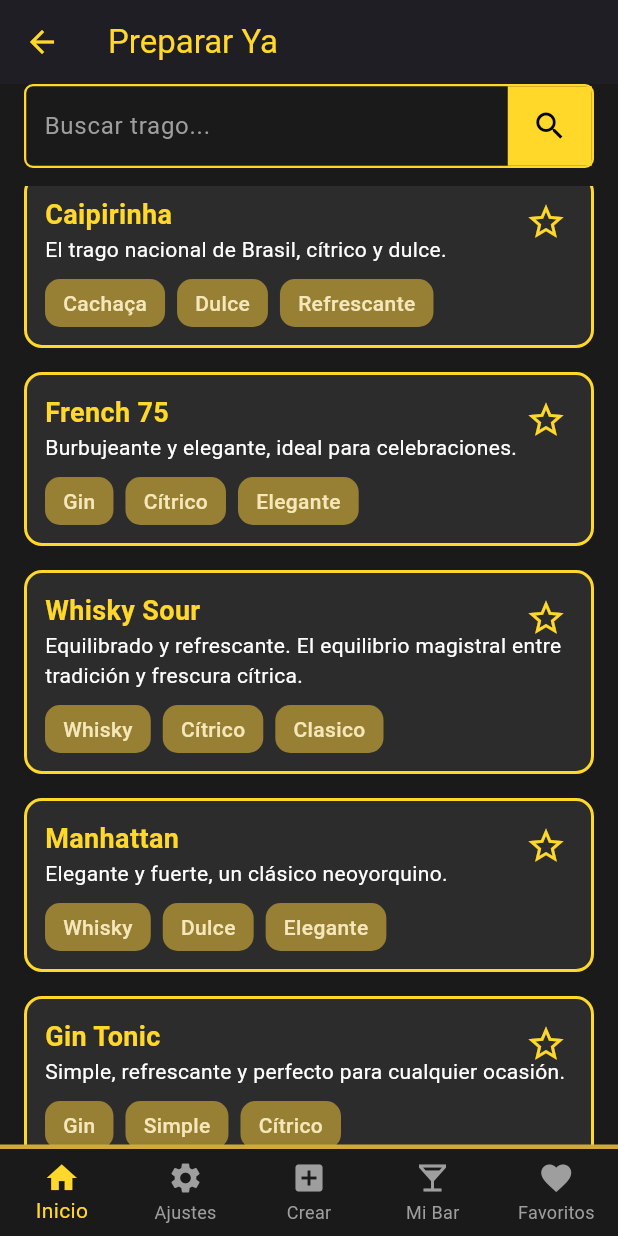
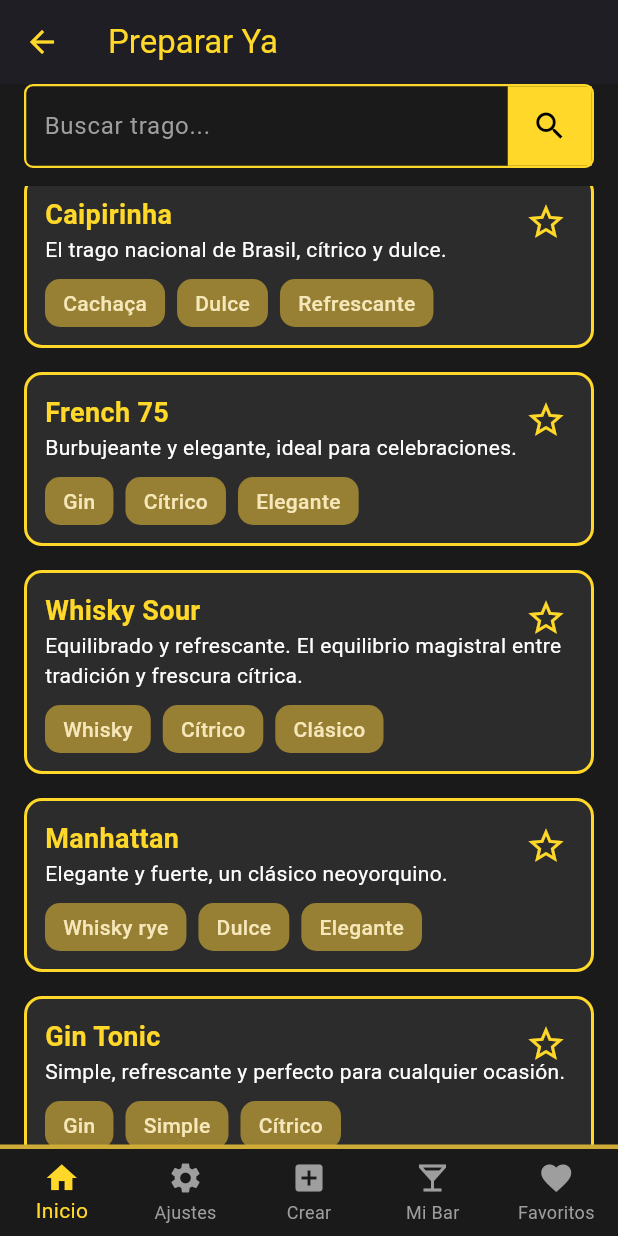
Before and after one commit to UliWT/Cocktail-Noir, a Flutter app: the PrepararYaScreen screen opened directly, scrolled down 1152 dp, on a phone screen of 412 x 824 dp. Run offline on Flutter 3.47's test engine with Material 3 defaults, Android fonts, the phone set to English and light mode, and no system bars.

Commit message:
medidas actualizadas

```diff
--- a/lib/screens/Preparar/preparar_ya.dart
+++ b/lib/screens/Preparar/preparar_ya.dart
@@ -19,7 +19,7 @@ final List<Map<String, dynamic>> tragos = [
   {
     'nombre': 'Espresso Martini',
     'descripcion': 'Intenso y sofisticado. Ideal para cerrar la noche con energía y estilo.',
-    'ingredientes': 'Shot de espresso\nVodka 45 ml\nKhalua 30 ml\nAlmíbar 10 ml',
+    'ingredientes': '1 shot de espresso (30 ml)\nVodka 45 ml\nKhalua 30 ml\nAlmíbar 10 ml',
     'preparacion': '1. Mezclar todos los ingredientes en una coctelera con hielo\n2. Agitar enérgicamente durante 20 segundos\n3. Servir en una copa de martini previamente enfriada',
     'decoracion': 'Granos de café',
     'tags': ['Vodka', 'Sedoso', 'Dulce', 'Amargo'],
@@ -27,18 +27,18 @@ final List<Map<String, dynamic>> tragos = [
   {
     'nombre': 'Mojito',
     'descripcion': 'Refrescante y cítrico, el clásico cubano para días calurosos.',
-    'ingredientes': 'Ron blanco 50 ml\nHierbabuena\nAzúcar\nLima\nSoda',
+    'ingredientes': 'Ron blanco 50 ml\n8-10 hojas de hierbabuena\n2 cucharaditas de azúcar\n30 ml jugo de lima\nSoda al gusto',
     'preparacion': '1. Machacar la hierbabuena con azúcar y lima\n2. Agregar ron y hielo\n3. Completar con soda y mezclar suavemente',
     'decoracion': 'Hojas de hierbabuena',
     'tags': ['Ron', 'Refrescante', 'Cítrico', 'Herbal'],
   },
   {
     'nombre':'Negroni',
-    'descripcion':'Elegante y robusto.La sofisticación italiana en su expresión más pura y contundente.',
-    'ingredientes':'Campari 30 ml\nVermouth Rosso 30 ml\n Gin 30 ml',
-    'preparacion':'1. En un vaso mezclador lleno de hielo poner todos los ingredientes\n 2. Revolver con una cuchara durante unos 20 segundos\n 3. Servir en un vaso rocks previamente enfriado',
-    'decoracion':'Cascara de naranja',
-    'tags':['Campari', 'Amargo', 'Clasico'],
+    'descripcion':'Elegante y robusto. La sofisticación italiana en su expresión más pura y contundente.',
+    'ingredientes':'Campari 30 ml\nVermouth Rosso 30 ml\nGin 30 ml',
+    'preparacion':'1. En un vaso mezclador lleno de hielo poner todos los ingredientes\n2. Revolver con una cuchara durante unos 20 segundos\n3. Servir en un vaso rocks previamente enfriado',
+    'decoracion':'Cáscara de naranja',
+    'tags':['Campari', 'Amargo', 'Clásico'],
   },
   {
     'nombre': 'Piña Colada',
@@ -51,7 +51,7 @@ final List<Map<String, dynamic>> tragos = [
   {
     'nombre': 'Margarita',
     'descripcion': 'Cítrico y refrescante, el rey de los cócteles mexicanos.',
-    'ingredientes': 'Tequila 50 ml\nTriple sec 20 ml\nJugo de lima 30 ml\nSal para el borde',
+    'ingredientes': 'Tequila 50 ml\nTriple sec 20 ml\nJugo de lima 30 ml\nSal para escarchar el borde',
     'preparacion': '1. Escarchar el borde del vaso con sal y limón\n2. Mezclar todos los ingredientes en una coctelera con hielo\n3. Servir en vaso de margarita escarchado',
     'decoracion': 'Rodaja de lima',
     'tags': ['Tequila', 'Fresco', 'Salado'],
@@ -59,7 +59,7 @@ final List<Map<String, dynamic>> tragos = [
   {
     'nombre': 'Old Fashioned',
     'descripcion': 'Clásico y robusto, para quienes disfrutan del whisky puro.',
-    'ingredientes': 'Whisky bourbon 60 ml\nAzúcar\nAngostura\nHielo',
+    'ingredientes': 'Whisky bourbon 60 ml\n1 terrón de azúcar\n2 dashes de angostura\nHielo al gusto',
     'preparacion': '1. Disolver azúcar con angostura en el vaso\n2. Agregar hielo y whisky\n3. Revolver suavemente',
     'decoracion': 'Cáscara de naranja',
     'tags': ['Whisky', 'Amargo', 'Robusto'],
@@ -75,7 +75,7 @@ final List<Map<String, dynamic>> tragos = [
   {
     'nombre': 'Daiquiri',
     'descripcion': 'Fresco y simple, un clásico cubano que nunca falla.',
-    'ingredientes': 'Ron blanco 50 ml\nJugo de lima 25 ml\nAzúcar 2 cucharaditas',
+    'ingredientes': 'Ron blanco 50 ml\nJugo de lima 25 ml\n2 cucharaditas de azúcar',
     'preparacion': '1. Agitar todos los ingredientes con hielo\n2. Colar en copa de cóctel\n3. Decorar con rodaja de lima',
     'decoracion': 'Rodaja de lima',
     'tags': ['Ron', 'Fresco', 'Dulce'],
@@ -83,7 +83,7 @@ final List<Map<String, dynamic>> tragos = [
   {
     'nombre': 'Caipirinha',
     'descripcion': 'El trago nacional de Brasil, cítrico y dulce.',
-    'ingredientes': 'Cachaça 50 ml\nLima\nAzúcar',
+    'ingredientes': 'Cachaça 50 ml\n1 lima cortada en trozos\n2 cucharaditas de azúcar',
     'preparacion': '1. Machacar la lima con azúcar\n2. Agregar cachaça y hielo\n3. Revolver bien',
     'decoracion': 'Trozo de lima',
     'tags': ['Cachaça', 'Dulce', 'Refrescante'],
@@ -91,7 +91,7 @@ final List<Map<String, dynamic>> tragos = [
   {
     'nombre': 'French 75',
     'descripcion': 'Burbujeante y elegante, ideal para celebraciones.',
-    'ingredientes': 'Gin 30 ml\nChampagne 60 ml\nJugo de limón 15 ml\nAzúcar 1 cucharadita',
+    'ingredientes': 'Gin 30 ml\nChampagne 60 ml\nJugo de limón 15 ml\n1 cucharadita de azúcar',
     'preparacion': '1. Agitar gin, limón y azúcar con hielo\n2. Colar en copa flauta\n3. Completar con champagne',
     'decoracion': 'Twist de limón',
     'tags': ['Gin', 'Cítrico', 'Elegante'],
@@ -99,23 +99,23 @@ final List<Map<String, dynamic>> tragos = [
   {
     'nombre': 'Whisky Sour',
     'descripcion': 'Equilibrado y refrescante. El equilibrio magistral entre tradición y frescura cítrica.',
-    'ingredientes':'Whisky 60 ml\nAlmíbar 20ml\nJugo de limón 30 ml\n1 Clara de huevo',
-    'preparacion':'1. Mezclar todos los ingredientes en una coctelera sin hielo\n2. Agitar en seco durante 20 segundos\n3.Agregar hielo a la coctelera y agitar durante 10 segundos\n4.Servir en una copa coupe previamente enfriada',
+    'ingredientes':'Whisky 60 ml\nAlmíbar 20 ml\nJugo de limón 30 ml\n1 clara de huevo',
+    'preparacion':'1. Mezclar todos los ingredientes en una coctelera sin hielo\n2. Agitar en seco durante 20 segundos\n3. Agregar hielo a la coctelera y agitar durante 10 segundos\n4. Servir en una copa coupe previamente enfriada',
     'decoracion': 'Gotas de Bitter de Angostura',
-    'tags': ['Whisky', 'Cítrico', 'Clasico'],
+    'tags': ['Whisky', 'Cítrico', 'Clásico'],
   },
   {
     'nombre': 'Manhattan',
     'descripcion': 'Elegante y fuerte, un clásico neoyorquino.',
-    'ingredientes': 'Whisky rye 50 ml\nVermouth rojo 20 ml\nAngostura',
+    'ingredientes': 'Whisky rye 50 ml\nVermouth rojo 20 ml\n2 dashes de angostura',
     'preparacion': '1. Revolver ingredientes con hielo\n2. Colar en copa de cóctel\n3. Decorar con cereza',
     'decoracion': 'Cereza',
-    'tags': ['Whisky', 'Dulce', 'Elegante'],
+    'tags': ['Whisky rye', 'Dulce', 'Elegante'],
   },
   {
     'nombre': 'Gin Tonic',
     'descripcion': 'Simple, refrescante y perfecto para cualquier ocasión.',
-    'ingredientes': 'Gin 50 ml\nTónica\nRodaja de lima o pepino',
+    'ingredientes': 'Gin 50 ml\nTónica al gusto\nRodaja de lima o pepino',
     'preparacion': '1. Llenar vaso con hielo\n2. Agregar gin\n3. Completar con tónica y decorar',
     'decoracion': 'Rodaja de lima o pepino',
     'tags': ['Gin', 'Simple', 'Cítrico'],
@@ -123,7 +123,7 @@ final List<Map<String, dynamic>> tragos = [
   {
     'nombre': 'Bloody Mary',
     'descripcion': 'Salado y picante, ideal para brunchs.',
-    'ingredientes': 'Vodka 50 ml\nJugo de tomate\nSalsa Worcestershire\nSalsa Tabasco\nSal y pimienta',
+    'ingredientes': 'Vodka 50 ml\nJugo de tomate 120 ml\nSalsa Worcestershire 2 gotas\nSalsa Tabasco al gusto\nSal y pimienta al gusto',
     'preparacion': '1. En un vaso mezclador lleno de hielo poner todos los ingredientes\n2. Revolver bien\n3. Decorar con apio',
     'decoracion': 'Apio',
     'tags': ['Vodka', 'Picante', 'Refrescante'],
@@ -137,6 +137,7 @@ final List<Map<String, dynamic>> tragos = [
     'tags': ['Vodka', 'Frutal', 'Fresco'],
   },
 ];
+
 
   void _realizarBusqueda() {
     setState(() {
```
